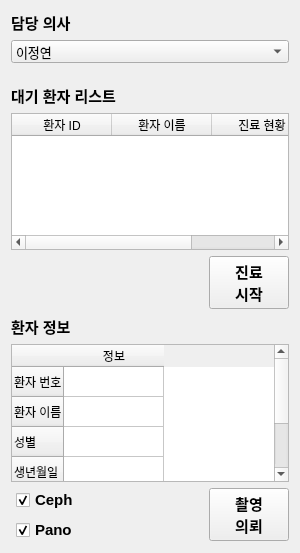
Before: the Qt Designer form ImageViewerSW/patientinfo.ui in Jeong0809/QT, drawn with Qt 5.
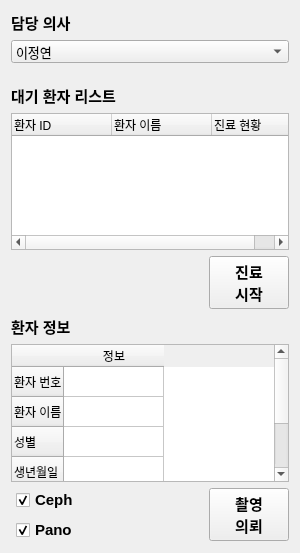
After: the same form once the commit is applied.

```diff
--- a/ImageViewerSW/patientinfo.ui
+++ b/ImageViewerSW/patientinfo.ui
@@ -87,7 +87,7 @@
     </widget>
    </item>
    <item row="2" column="0">
-    <widget class="QTableWidget" name="tableWidget_2">
+    <widget class="QTreeWidget" name="WaitingList">
      <column>
       <property name="text">
        <string>환자 ID</string>
```
Left out of the diff: 8 changed lines with no effect on the pictures.
